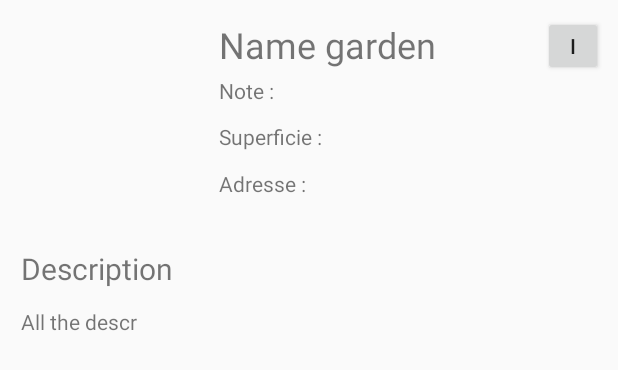
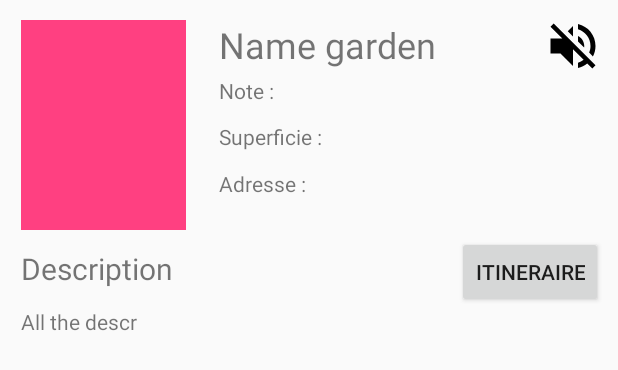
Before and after one commit to FkLinks/SmartCity_2017-2018, an Android app: the layout activity_gardens_information.xml on its own in the app's theme, with its tools: preview values and no code run, on a phone screen of 412 x 824 dp. Shown: the top 370 px of the screen. Run offline under Robolectric (Android 15) with nearby library versions, the phone set to English and light mode, and no system bars; network calls fail.

Commit message:
Links on the map working
need to do route and correct audio button
correct the problems with connection
do the HarlemShake
do the registration

```diff
--- a/SmartCity/app/src/main/java/com/henallux/smartcity/DAO/GardenDAO.java
+++ b/SmartCity/app/src/main/java/com/henallux/smartcity/DAO/GardenDAO.java
@@ -34,7 +34,9 @@ public class GardenDAO {
         JSONArray jsonArray = new JSONArray(stringJSON);
         for(int i = 0; i<jsonArray.length();i++){
             JSONObject jsonGarden = jsonArray.getJSONObject(i);
-            garden = new Garden(jsonGarden.getString("name"),jsonGarden.getDouble("superficie"),jsonGarden.getString("street"),jsonGarden.getInt("numStreet"),jsonGarden.getString("description"),jsonGarden.getDouble("note"),"50.416068, 4.879343"/*,jsonGarden.getString("geographicalCoordinates")*/);
+
+            garden = new Garden(jsonGarden.getString("name"), jsonGarden.getDouble("superficie"), jsonGarden.getString("street"), jsonGarden.getInt("numStreet"), jsonGarden.getString("description"), jsonGarden.getDouble("note"), "50.416068,4.879343"/*,jsonGarden.getString("geographicalCoordinates")*/);
+
             gardens.add(garden);
         }
         return gardens;
--- a/SmartCity/app/src/main/java/com/henallux/smartcity/DAO/UserDAO.java
+++ b/SmartCity/app/src/main/java/com/henallux/smartcity/DAO/UserDAO.java
@@ -23,7 +23,7 @@ import java.util.Date;
 //http://smartcity-jardin-20172018.azurewebsites.net/api/
 public class UserDAO {
     public TokenReceived checkUserExist(String login_password, TokenReceived tokenReceivedCode) throws Exception{
-        URL url = new URL("http://smartcity-jardin-20172018.azurewebsites.net/api/jwt");
+        URL url = new URL("http://smartcity-jardin-20172018.azurewebsites.net/api/Jwt");
         HttpURLConnection connection = (HttpURLConnection) url.openConnection();
 
         connection.setRequestMethod("POST");
--- /dev/null
+++ b/SmartCity/app/src/main/res/drawable/ic_volume_off_black_24dp.xml
@@ -0,0 +1,9 @@
+<vector xmlns:android="http://schemas.android.com/apk/res/android"
+        android:width="24dp"
+        android:height="24dp"
+        android:viewportWidth="24.0"
+        android:viewportHeight="24.0">
+    <path
+        android:fillColor="#FF000000"
+        android:pathData="M16.5,12c0,-1.77 -1.02,-3.29 -2.5,-4.03v2.21l2.45,2.45c0.03,-0.2 0.05,-0.41 0.05,-0.63zM19,12c0,0.94 -0.2,1.82 -0.54,2.64l1.51,1.51C20.63,14.91 21,13.5 21,12c0,-4.28 -2.99,-7.86 -7,-8.77v2.06c2.89,0.86 5,3.54 5,6.71zM4.27,3L3,4.27 7.73,9L3,9v6h4l5,5v-6.73l4.25,4.25c-0.67,0.52 -1.42,0.93 -2.25,1.18v2.06c1.38,-0.31 2.63,-0.95 3.69,-1.81L19.73,21 21,19.73l-9,-9L4.27,3zM12,4L9.91,6.09 12,8.18L12,4z"/>
+</vector>
--- a/SmartCity/app/src/main/res/layout/activity_gardens_information.xml
+++ b/SmartCity/app/src/main/res/layout/activity_gardens_information.xml
@@ -14,6 +14,7 @@
         android:layout_alignParentStart="true"
         android:layout_alignParentTop="true"
         android:layout_marginStart="14dp"
+        android:background="@color/colorAccent"
         android:layout_marginTop="13dp" />
 
     <TextView
@@ -79,10 +80,10 @@
         android:layout_alignStart="@+id/superficie" />
 
     <Button
-        android:id="@+id/itineraireBtn"
+        android:id="@+id/audioGuidBtn"
         android:layout_width="40dp"
         android:layout_height="40dp"
-        android:text="I"
+        android:background="@drawable/ic_volume_off_black_24dp"
         android:layout_alignBottom="@+id/nameGarden"
         android:layout_alignParentEnd="true"
         android:layout_marginEnd="10dp" />
@@ -106,4 +107,13 @@
         android:layout_below="@+id/descrLabel"
         android:layout_alignStart="@+id/descrLabel" />
 
+    <Button
+        android:id="@+id/routeBtn"
+        android:layout_width="wrap_content"
+        android:layout_height="wrap_content"
+        android:text="Itineraire"
+        android:layout_alignBaseline="@+id/descrLabel"
+        android:layout_alignBottom="@+id/descrLabel"
+        android:layout_alignEnd="@+id/audioGuidBtn" />
+
 </RelativeLayout>
```
Also changed, not shown: SmartCity/app/src/main/java/com/henallux/smartcity/GardensActivity.java (+62 -9 lines), SmartCity/app/src/main/java/com/henallux/smartcity/GardensInformationActivity.java (+16 -0 lines), SmartCity/app/src/main/java/com/henallux/smartcity/LoginActivity.java (+5 -4 lines), SmartCity/app/src/main/res/drawable/ic_volume_up_black_24dp.xml (added, +9 -0 lines), SmartCity/app/src/main/res/layout/activity_plant_information.xml (+0 -9 lines).
